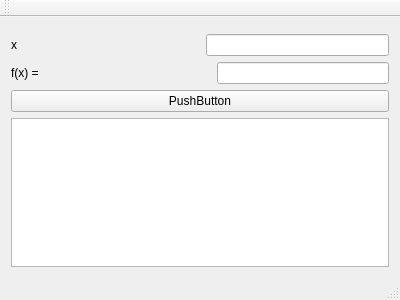
Before: the Qt Designer form Calculo3/interface/mainwindow.ui in RicardoBusta/bustamanprojects, drawn with Qt 5.
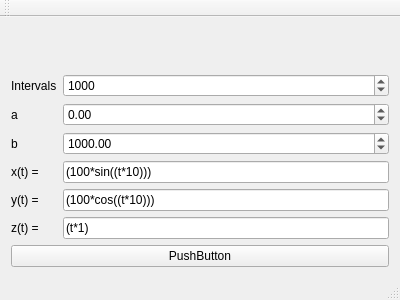
After: the same form once the commit is applied. Custom widgets are drawn as their Qt base class.

The edit to the form file:
```diff
--- a/Calculo3/interface/mainwindow.ui
+++ b/Calculo3/interface/mainwindow.ui
@@ -26,56 +26,108 @@
      </widget>
     </item>
     <item>
-     <layout class="QHBoxLayout" name="horizontalLayout">
-      <item>
-       <widget class="QLabel" name="label">
-        <property name="text">
-         <string>x</string>
-        </property>
-       </widget>
-      </item>
-      <item>
-       <spacer name="horizontalSpacer">
-        <property name="orientation">
-         <enum>Qt::Horizontal</enum>
-        </property>
-        <property name="sizeHint" stdset="0">
-         <size>
-          <width>40</width>
-          <height>20</height>
-         </size>
-        </property>
-       </spacer>
-      </item>
-      <item>
-       <widget class="QLineEdit" name="x"/>
-      </item>
-     </layout>
-    </item>
-    <item>
-     <layout class="QHBoxLayout" name="horizontalLayout_2">
-      <item>
+     <layout class="QFormLayout" name="formLayout">
+      <property name="fieldGrowthPolicy">
+       <enum>QFormLayout::AllNonFixedFieldsGrow</enum>
+      </property>
+      <item row="3" column="0">
        <widget class="QLabel" name="label_2">
         <property name="text">
-         <string>f(x) =</string>
+         <string>x(t) =</string>
         </property>
        </widget>
       </item>
-      <item>
-       <spacer name="horizontalSpacer_2">
-        <property name="orientation">
-         <enum>Qt::Horizontal</enum>
+      <item row="3" column="1">
+       <widget class="QLineEdit" name="x_t">
+        <property name="text">
+         <string>(100*sin((t*10)))</string>
         </property>
-        <property name="sizeHint" stdset="0">
-         <size>
-          <width>40</width>
-          <height>20</height>
-         </size>
+       </widget>
+      </item>
+      <item row="4" column="0">
+       <widget class="QLabel" name="label">
+        <property name="text">
+         <string>y(t) =</string>
         </property>
-       </spacer>
+       </widget>
       </item>
-      <item>
-       <widget class="QLineEdit" name="exp"/>
+      <item row="4" column="1">
+       <widget class="QLineEdit" name="y_t">
+        <property name="text">
+         <string>(100*cos((t*10)))</string>
+        </property>
+       </widget>
+      </item>
+      <item row="5" column="0">
+       <widget class="QLabel" name="label_3">
+        <property name="text">
+         <string>z(t) =</string>
+        </property>
+       </widget>
+      </item>
+      <item row="5" column="1">
+       <widget class="QLineEdit" name="z_t">
+        <property name="text">
+         <string>(t*1)</string>
+        </property>
+       </widget>
+      </item>
+      <item row="2" column="1">
+       <widget class="QDoubleSpinBox" name="b">
+        <property name="minimum">
+         <double>-99999.000000000000000</double>
+        </property>
+        <property name="maximum">
+         <double>99999.000000000000000</double>
+        </property>
+        <property name="value">
+         <double>1000.000000000000000</double>
+        </property>
+       </widget>
+      </item>
+      <item row="1" column="1">
+       <widget class="QDoubleSpinBox" name="a">
+        <property name="minimum">
+         <double>-99999.000000000000000</double>
+        </property>
+        <property name="maximum">
+         <double>99999.000000000000000</double>
+        </property>
+        <property name="value">
+         <double>0.000000000000000</double>
+        </property>
+       </widget>
+      </item>
+      <item row="0" column="1">
+       <widget class="QSpinBox" name="intervals">
+        <property name="maximum">
+         <number>10000</number>
+        </property>
+        <property name="value">
+         <number>1000</number>
+        </property>
+       </widget>
+      </item>
+      <item row="0" column="0">
+       <widget class="QLabel" name="label_4">
+        <property name="text">
+         <string>Intervals</string>
+        </property>
+       </widget>
+      </item>
+      <item row="1" column="0">
+       <widget class="QLabel" name="label_5">
+        <property name="text">
+         <string>a</string>
+        </property>
+       </widget>
+      </item>
+      <item row="2" column="0">
+       <widget class="QLabel" name="label_6">
+        <property name="text">
+         <string>b</string>
+        </property>
+       </widget>
       </item>
      </layout>
     </item>
@@ -86,16 +138,6 @@
       </property>
      </widget>
     </item>
-    <item>
-     <widget class="QTextEdit" name="output">
-      <property name="sizePolicy">
-       <sizepolicy hsizetype="Expanding" vsizetype="Maximum">
-        <horstretch>0</horstretch>
-        <verstretch>0</verstretch>
-       </sizepolicy>
-      </property>
-     </widget>
-    </item>
    </layout>
   </widget>
   <widget class="QMenuBar" name="menuBar">
```
